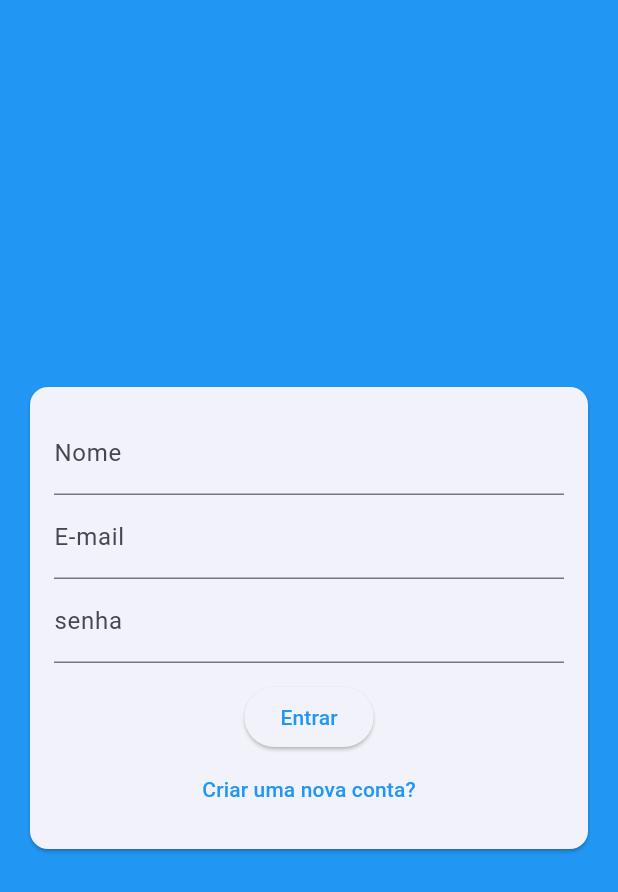
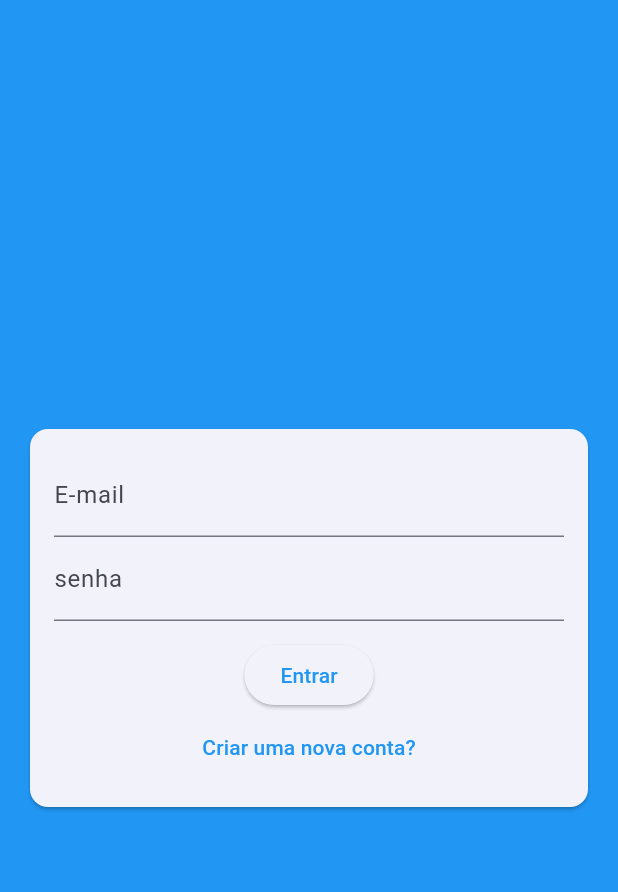
Before and after one commit to wisley-cesar/App-chat, a Flutter app: the screen it shows after launch, after a tap on "Entrar", on a phone screen of 412 x 824 dp. Shown: the top 892 px of the screen. Run offline on Flutter 3.47's test engine with Material 3 defaults, Android fonts, the phone set to English and light mode, and no system bars.

Commit message:
FEAT: Criando algumas regras na tela de login

```diff
--- a/lib/components/auth_form.dart
+++ b/lib/components/auth_form.dart
@@ -1,7 +1,20 @@
+import 'package:chat/models/auth_form_data.dart';
 import 'package:flutter/material.dart';
 
-class AuthForm extends StatelessWidget {
+class AuthForm extends StatefulWidget {
   const AuthForm({super.key});
+
+  @override
+  State<AuthForm> createState() => _AuthFormState();
+}
+
+class _AuthFormState extends State<AuthForm> {
+  final _formKey = GlobalKey<FormState>();
+  final _formData = AuthFormData();
+
+  void _submit() {
+    _formKey.currentState?.validate();
+  }
 
   @override
   Widget build(BuildContext context) {
@@ -10,11 +23,26 @@ class AuthForm extends StatelessWidget {
       child: Padding(
         padding: const EdgeInsets.all(16),
         child: Form(
+            key: _formKey,
             child: Column(
               children: [
-            TextFormField(decoration: InputDecoration(labelText: 'Nome')),
-            TextFormField(decoration: InputDecoration(labelText: 'E-mail')),
+                if (_formData.isSignup)
                   TextFormField(
+                    key: ValueKey('name'),
+                    initialValue: _formData.name,
+                    onChanged: (name) => _formData.name = name,
+                    decoration: InputDecoration(labelText: 'Nome'),
+                  ),
+                TextFormField(
+                  key: ValueKey('email'),
+                  initialValue: _formData.email,
+                  onChanged: (email) => _formData.email = email,
+                  decoration: InputDecoration(labelText: 'E-mail'),
+                ),
+                TextFormField(
+                  key: ValueKey('password'),
+                  initialValue: _formData.password,
+                  onChanged: (password) => _formData.password = password,
                   decoration: InputDecoration(labelText: 'senha'),
                   obscureText: true,
                 ),
@@ -22,12 +50,18 @@ class AuthForm extends StatelessWidget {
                   height: 12,
                 ),
                 ElevatedButton(
-              onPressed: () {},
-              child: Text('Entrar'),
+                  onPressed: _submit,
+                  child: Text(_formData.isLogin ? 'Entrar' : 'Cadastrar'),
                 ),
                 TextButton(
-              onPressed: () {},
-              child: Text('Criar uma nova conta?'),
+                  onPressed: () {
+                    setState(() {
+                      _formData.toogleAuthMode();
+                    });
+                  },
+                  child: Text(_formData.isLogin
+                      ? 'Criar uma nova conta?'
+                      : 'Já possui conta ?'),
                 )
               ],
             )),
```
Lines whose indentation alone changed are shown as unchanged.
